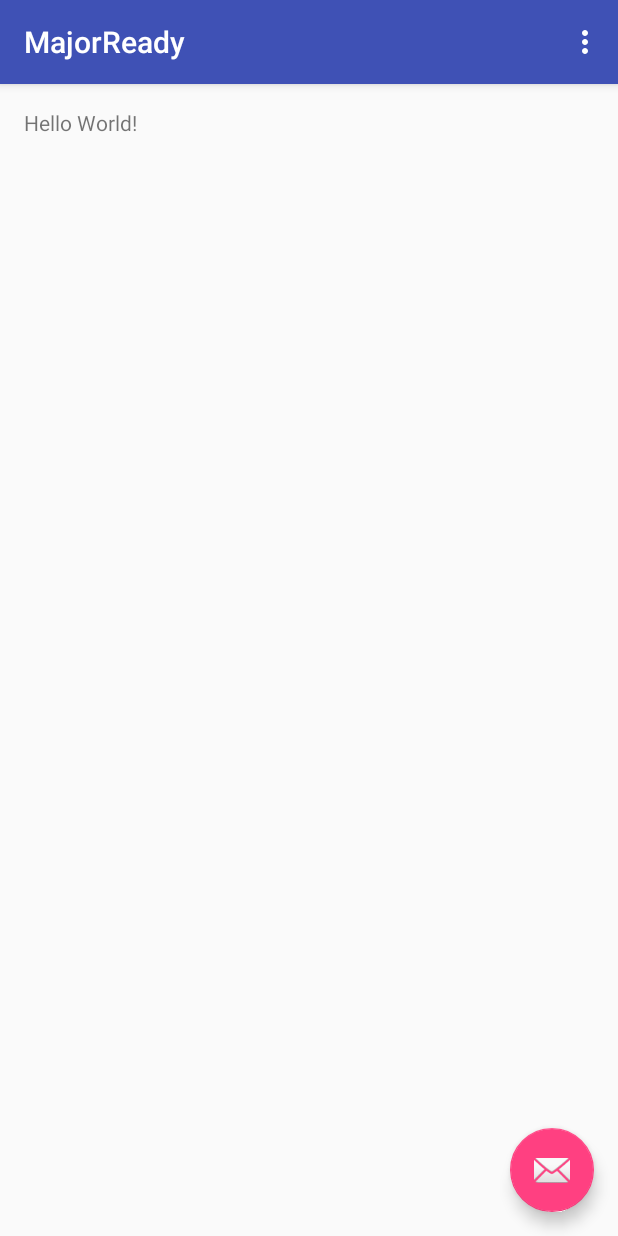
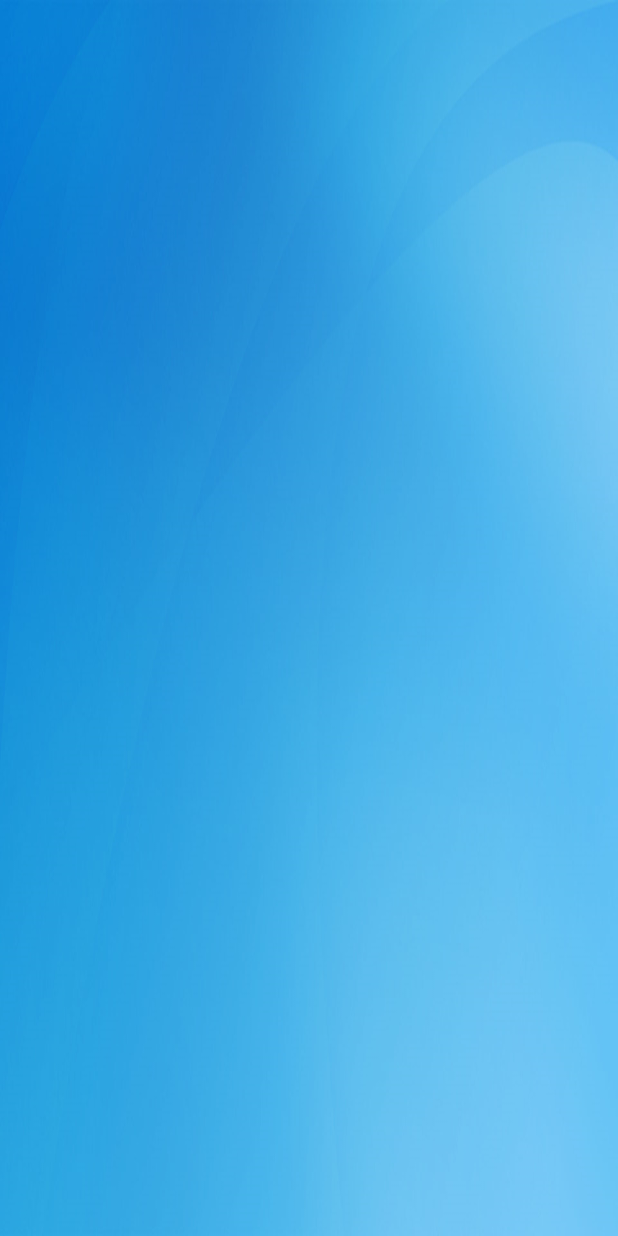
Before and after one commit to skarpath/MajorReady, an Android app: the screen it shows after launch (MainActivity), on a phone screen of 412 x 824 dp. Run offline under Robolectric (Android 15) with nearby library versions, the phone set to English and light mode, and no system bars.

Commit message:
Added background and first activity

```diff
--- a/app/src/main/java/com/stephenk/majorready/MainActivity.java
+++ b/app/src/main/java/com/stephenk/majorready/MainActivity.java
@@ -1,5 +1,6 @@
 package com.stephenk.majorready;
 
+import android.app.Activity;
 import android.os.Bundle;
 import android.support.design.widget.FloatingActionButton;
 import android.support.design.widget.Snackbar;
@@ -8,24 +9,21 @@ import android.support.v7.widget.Toolbar;
 import android.view.View;
 import android.view.Menu;
 import android.view.MenuItem;
+import android.view.Window;
+import android.widget.Toast;
 
 public class MainActivity extends AppCompatActivity {
 
     @Override
     protected void onCreate(Bundle savedInstanceState) {
         super.onCreate(savedInstanceState);
-        setContentView(R.layout.activity_main);
-        Toolbar toolbar = (Toolbar) findViewById(R.id.toolbar);
-        setSupportActionBar(toolbar);
 
-        FloatingActionButton fab = (FloatingActionButton) findViewById(R.id.fab);
-        fab.setOnClickListener(new View.OnClickListener() {
-            @Override
-            public void onClick(View view) {
-                Snackbar.make(view, "Replace with your own action", Snackbar.LENGTH_LONG)
-                        .setAction("Action", null).show();
-            }
-        });
+
+        setContentView(R.layout.main_activity);
+
+
+
+
     }
 
     @Override
--- a/app/src/main/res/layout/activity_main.xml
+++ /dev/null
@@ -1,34 +0,0 @@
-<?xml version="1.0" encoding="utf-8"?>
-<android.support.design.widget.CoordinatorLayout xmlns:android="http://schemas.android.com/apk/res/android"
-    xmlns:app="http://schemas.android.com/apk/res-auto"
-    xmlns:tools="http://schemas.android.com/tools"
-    android:layout_width="match_parent"
-    android:layout_height="match_parent"
-    android:fitsSystemWindows="true"
-    tools:context="com.stephenk.majorready.MainActivity">
-
-    <android.support.design.widget.AppBarLayout
-        android:layout_width="match_parent"
-        android:layout_height="wrap_content"
-        android:theme="@style/AppTheme.AppBarOverlay">
-
-        <android.support.v7.widget.Toolbar
-            android:id="@+id/toolbar"
-            android:layout_width="match_parent"
-            android:layout_height="?attr/actionBarSize"
-            android:background="?attr/colorPrimary"
-            app:popupTheme="@style/AppTheme.PopupOverlay" />
-
-    </android.support.design.widget.AppBarLayout>
-
-    <include layout="@layout/content_main" />
-
-    <android.support.design.widget.FloatingActionButton
-        android:id="@+id/fab"
-        android:layout_width="wrap_content"
-        android:layout_height="wrap_content"
-        android:layout_gravity="bottom|end"
-        android:layout_margin="@dimen/fab_margin"
-        android:src="@android:drawable/ic_dialog_email" />
-
-</android.support.design.widget.CoordinatorLayout>
--- a/app/src/main/res/layout/content_main.xml
+++ b/app/src/main/res/layout/main_activity.xml
@@ -1,6 +1,5 @@
 <?xml version="1.0" encoding="utf-8"?>
 <RelativeLayout xmlns:android="http://schemas.android.com/apk/res/android"
-    xmlns:app="http://schemas.android.com/apk/res-auto"
     xmlns:tools="http://schemas.android.com/tools"
     android:layout_width="match_parent"
     android:layout_height="match_parent"
@@ -8,12 +7,7 @@
     android:paddingLeft="@dimen/activity_horizontal_margin"
     android:paddingRight="@dimen/activity_horizontal_margin"
     android:paddingTop="@dimen/activity_vertical_margin"
-    app:layout_behavior="@string/appbar_scrolling_view_behavior"
-    tools:context="com.stephenk.majorready.MainActivity"
-    tools:showIn="@layout/activity_main">
+    tools:context="com.stephenk.majorready.activity1"
+    android:background="@mipmap/background">
 
-    <TextView
-        android:layout_width="wrap_content"
-        android:layout_height="wrap_content"
-        android:text="Hello World!" />
 </RelativeLayout>
```
Also changed, not shown: app/src/main/res/mipmap-hdpi/background.png (added).
